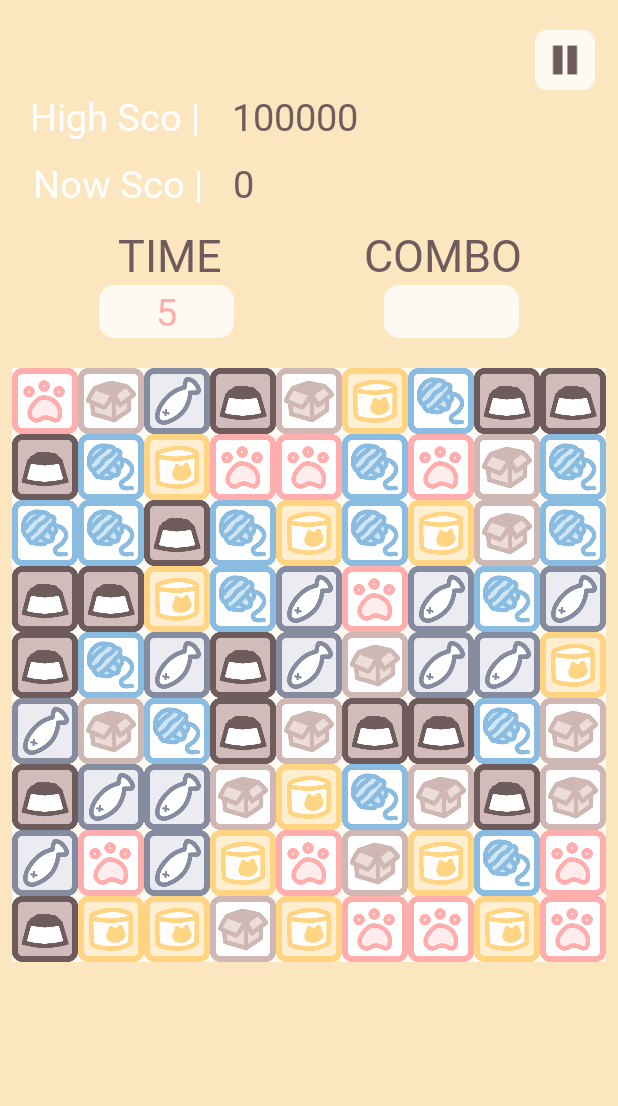
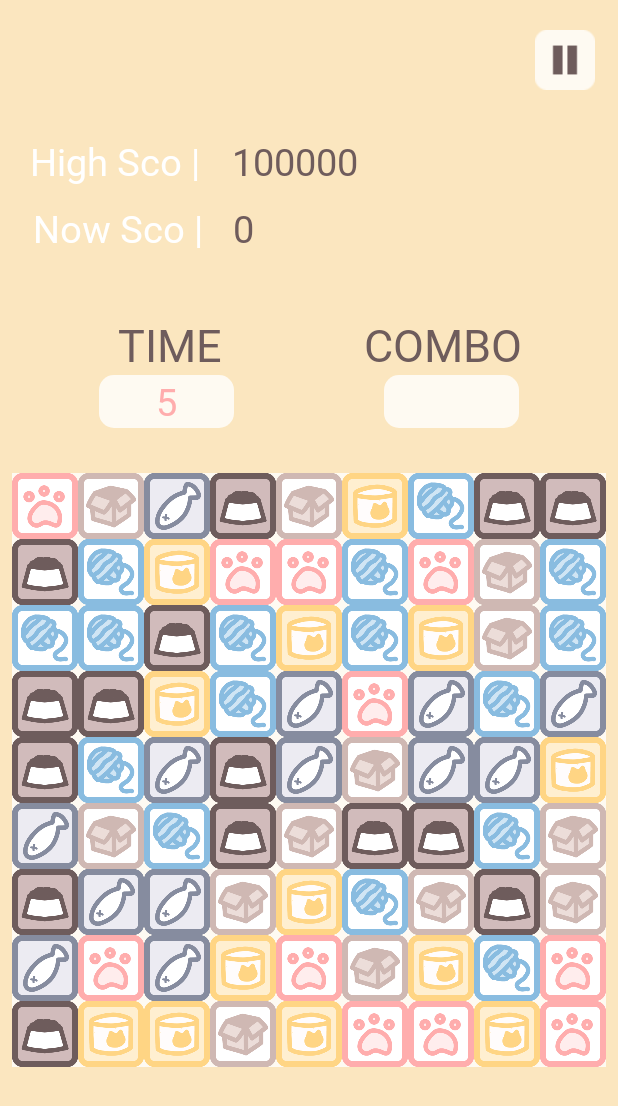
Before and after one commit to isdiscodead/nyang_crush, an Android app: the GameActivity screen opened directly, with no data from a screen before it, on a phone screen of 412 x 824 dp. Shown: the top 1106 px of the screen. Run offline under Robolectric (Android 15) with nearby library versions, the light colour scheme and no system bars; our stand-ins replace data binding.

Commit message:
[ 지원 ] 레이아웃 수정 + 키파일 추가

```diff
--- a/NyangCrush/app/src/main/res/layout/activity_game.xml
+++ b/NyangCrush/app/src/main/res/layout/activity_game.xml
@@ -28,6 +28,7 @@
         <!-- 최고 점수 -->
         <LinearLayout
             android:layout_width="match_parent"
+            android:layout_marginTop="30dp"
             android:layout_height="wrap_content"
             android:orientation="horizontal"
             android:layout_marginBottom="-10dp"
@@ -87,6 +88,7 @@
 
         <!-- 시간, 카운트 표시 -->
         <LinearLayout android:orientation="horizontal"
+            android:layout_marginTop="30dp"
             android:layout_height="wrap_content"
             android:layout_width="wrap_content"
             android:layout_gravity="center">
@@ -152,7 +154,8 @@
         <androidx.constraintlayout.widget.ConstraintLayout
             android:id="@+id/layout"
             android:layout_width="match_parent"
-            android:layout_height="match_parent">
+            android:layout_height="match_parent"
+            android:layout_marginTop="10dp">
 
             <TextView
                 android:id="@+id/game_hide_dust_bar"
--- a/NyangCrush/app/src/main/res/layout/activity_main.xml
+++ b/NyangCrush/app/src/main/res/layout/activity_main.xml
@@ -119,7 +119,7 @@
             android:layout_marginTop="50dp"
             android:layout_marginLeft="80dp"
             android:textSize="20dp"
-            android:textColor="#4B4949"
+            android:textColor="@color/brown"
             android:fontFamily="@font/black_han_sans"
             android:text="High Score"/>
 
```
Also changed, not shown: 1 other file.
